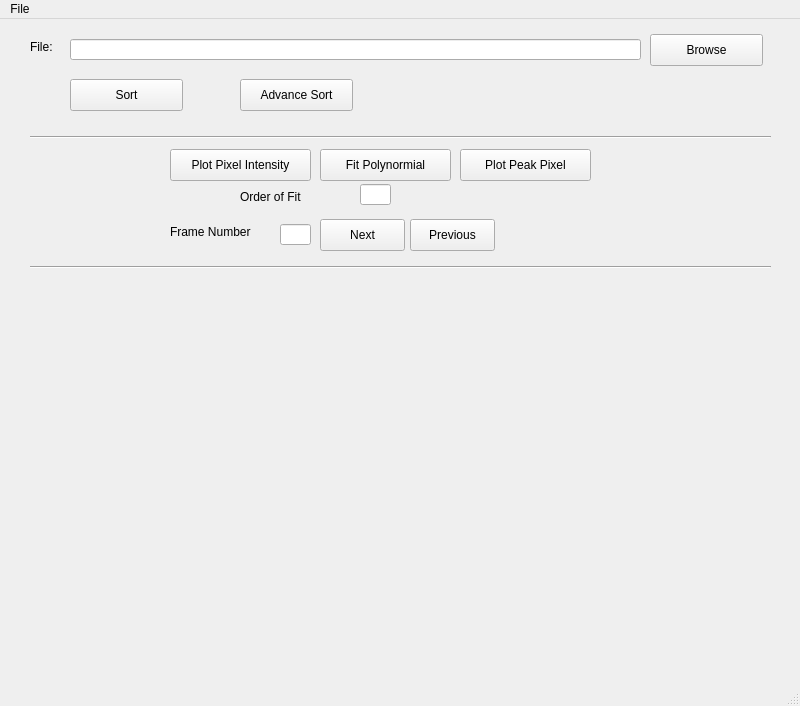
This is mainWindow.ui in gihankaushyal/PixelAnomalyDetectorTool as Qt 5 draws it before an edit. The edited form follows.
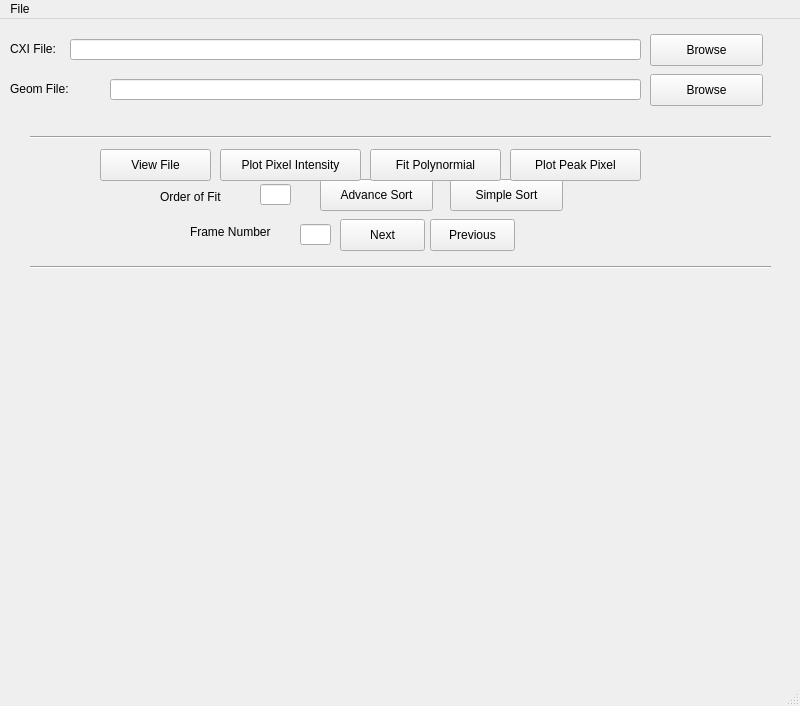
This is the edited form.

Commit message: 1. added field to input geometry 2. change the button layout

What changed in the file:
```diff
--- a/mainWindow.ui
+++ b/mainWindow.ui
@@ -17,14 +17,14 @@
    <widget class="QLabel" name="label">
     <property name="geometry">
      <rect>
-      <x>30</x>
+      <x>10</x>
       <y>20</y>
-      <width>31</width>
-      <height>16</height>
+      <width>51</width>
+      <height>20</height>
      </rect>
     </property>
     <property name="text">
-     <string>File:</string>
+     <string>CXI File:</string>
     </property>
    </widget>
    <widget class="QLineEdit" name="fileField">
@@ -53,21 +53,21 @@
    <widget class="QPushButton" name="sortButton">
     <property name="geometry">
      <rect>
-      <x>70</x>
-      <y>60</y>
+      <x>450</x>
+      <y>160</y>
       <width>113</width>
       <height>32</height>
      </rect>
     </property>
     <property name="text">
-     <string>Sort</string>
+     <string>Simple Sort</string>
     </property>
    </widget>
    <widget class="QPushButton" name="advanceSortButton">
     <property name="geometry">
      <rect>
-      <x>240</x>
-      <y>60</y>
+      <x>320</x>
+      <y>160</y>
       <width>113</width>
       <height>32</height>
      </rect>
@@ -92,7 +92,7 @@
    <widget class="QLabel" name="label_2">
     <property name="geometry">
      <rect>
-      <x>170</x>
+      <x>190</x>
       <y>205</y>
       <width>101</width>
       <height>16</height>
@@ -105,7 +105,7 @@
    <widget class="QLineEdit" name="eventNumber">
     <property name="geometry">
      <rect>
-      <x>280</x>
+      <x>300</x>
       <y>205</y>
       <width>31</width>
       <height>21</height>
@@ -115,7 +115,7 @@
    <widget class="QPushButton" name="plotPixelIntensityButton">
     <property name="geometry">
      <rect>
-      <x>170</x>
+      <x>220</x>
       <y>130</y>
       <width>141</width>
       <height>32</height>
@@ -128,7 +128,7 @@
    <widget class="QPushButton" name="fitPolynormialButton">
     <property name="geometry">
      <rect>
-      <x>320</x>
+      <x>370</x>
       <y>130</y>
       <width>131</width>
       <height>32</height>
@@ -141,7 +141,7 @@
    <widget class="QPushButton" name="plotPeakPixelButton">
     <property name="geometry">
      <rect>
-      <x>460</x>
+      <x>510</x>
       <y>130</y>
       <width>131</width>
       <height>32</height>
@@ -177,7 +177,7 @@
    <widget class="QPushButton" name="nextButton">
     <property name="geometry">
      <rect>
-      <x>320</x>
+      <x>340</x>
       <y>200</y>
       <width>85</width>
       <height>32</height>
@@ -190,7 +190,7 @@
    <widget class="QPushButton" name="previousButton">
     <property name="geometry">
      <rect>
-      <x>410</x>
+      <x>430</x>
       <y>200</y>
       <width>85</width>
       <height>32</height>
@@ -203,7 +203,7 @@
    <widget class="QLabel" name="label_3">
     <property name="geometry">
      <rect>
-      <x>240</x>
+      <x>160</x>
       <y>170</y>
       <width>71</width>
       <height>16</height>
@@ -216,13 +216,62 @@
    <widget class="QLineEdit" name="orderOfFit">
     <property name="geometry">
      <rect>
-      <x>360</x>
+      <x>260</x>
       <y>165</y>
       <width>31</width>
       <height>21</height>
      </rect>
     </property>
    </widget>
+   <widget class="QLineEdit" name="fileField_2">
+    <property name="geometry">
+     <rect>
+      <x>110</x>
+      <y>60</y>
+      <width>531</width>
+      <height>21</height>
+     </rect>
+    </property>
+   </widget>
+   <widget class="QPushButton" name="browseButton_2">
+    <property name="geometry">
+     <rect>
+      <x>650</x>
+      <y>55</y>
+      <width>113</width>
+      <height>32</height>
+     </rect>
+    </property>
+    <property name="text">
+     <string>Browse</string>
+    </property>
+   </widget>
+   <widget class="QLabel" name="label_4">
+    <property name="geometry">
+     <rect>
+      <x>10</x>
+      <y>60</y>
+      <width>81</width>
+      <height>20</height>
+     </rect>
+    </property>
+    <property name="text">
+     <string>Geom File:</string>
+    </property>
+   </widget>
+   <widget class="QPushButton" name="viewFileButton">
+    <property name="geometry">
+     <rect>
+      <x>100</x>
+      <y>130</y>
+      <width>111</width>
+      <height>32</height>
+     </rect>
+    </property>
+    <property name="text">
+     <string>View File</string>
+    </property>
+   </widget>
   </widget>
   <widget class="QMenuBar" name="menubar">
    <property name="geometry">
```
